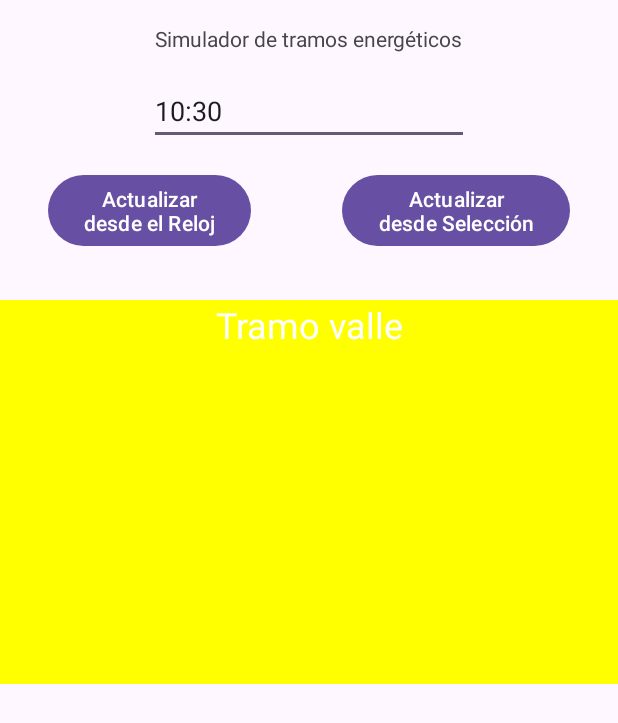
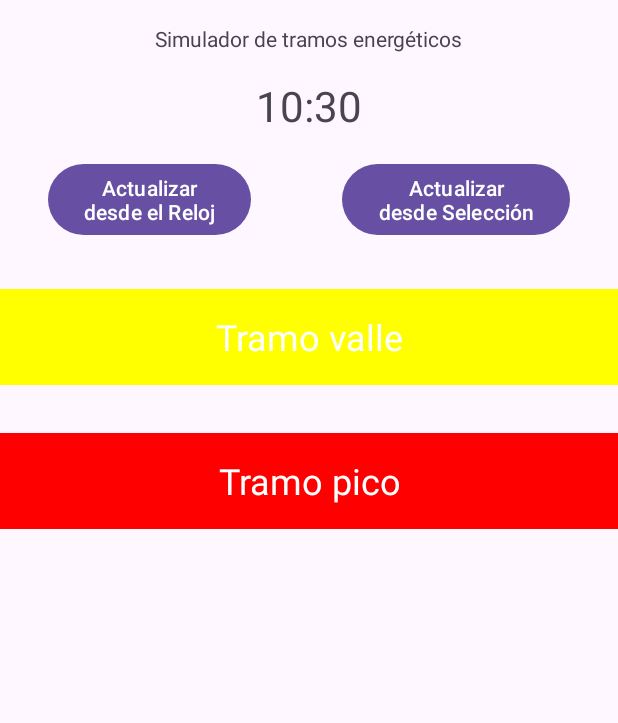
Before and after one commit to resuadam2/TramosLuz, an Android app: the screen it shows after launch (MainActivity), on a phone screen of 412 x 824 dp. Shown: the top 723 px of the screen. Run offline under Robolectric (Android 15) with nearby library versions, the phone set to English and light mode, and no system bars.

Commit message:
adding next tramo and some other stuff

```diff
--- a/app/src/main/java/com/resuadam2/tramosluz/MainActivity.java
+++ b/app/src/main/java/com/resuadam2/tramosluz/MainActivity.java
@@ -7,6 +7,7 @@ import android.os.Bundle;
 import android.widget.Button;
 import android.widget.EditText;
 import android.widget.TextView;
+import android.widget.Toast;
 
 import java.text.SimpleDateFormat;
 import java.util.Calendar;
@@ -23,68 +24,65 @@ public class MainActivity extends AppCompatActivity {
     protected static final int TRAMO3 = 19; // 19 a 23
     protected static final int COLOR_TRAMO3 = Color.RED; // 19 a 23
 
-    EditText etTime;
+    TextView tvTime;
 
     Button updateFromSystem, updateFromText;
 
-    TextView tvTramo;
+    TextView tvTramo, tvTramoNext;
 
     @Override
     protected void onCreate(Bundle savedInstanceState) {
         super.onCreate(savedInstanceState);
         setContentView(R.layout.activity_main);
 
-        etTime = (EditText) findViewById(R.id.etTime);
+        tvTime = (TextView) findViewById(R.id.tvTime);
         updateFromSystem = (Button) findViewById(R.id.updateFromSystem);
         updateFromText = (Button) findViewById(R.id.updateFromEditText);
         tvTramo = (TextView) findViewById(R.id.tvTramo);
-        Calendar calendar = Calendar.getInstance();
-        etTime.setText(new SimpleDateFormat("HH:mm").format(calendar.getTime()));
-        tvTramo.setText(calcularTramo(calendar));
-        tvTramo.setBackgroundColor(calcularColor(calendar));
+        tvTramoNext = (TextView) findViewById(R.id.tvTramoNext);
+
+        updateFromSystem();
 
 
         // TODO setear al edit text la hora actual y al tvTramo el color y el nombre correspondientes
 
-        updateFromText.setOnClickListener(view -> updateFromText(etTime.getText().toString()));
+        updateFromText.setOnClickListener(view -> updateFromText(tvTime.getText().toString()));
         updateFromSystem.setOnClickListener(view -> updateFromSystem());
     }
 
     /**
      * Calcula el tramo en el que se encuentra la hora pasada por parámetro
+     * actualiza el TextView del tramo, su texto y el color de fondo
      * @param instance
-     * @return el tramo en el que se encuentra la hora pasada por parámetro
      */
-    private String calcularTramo(Calendar instance) {
+    private void calcularTramo(Calendar instance) {
         int hora = instance.get(Calendar.HOUR_OF_DAY);
         if (hora >= TRAMO1 && hora < TRAMO2) {
-            return "Tramo llano";
+            tvTramo.setText("Tramo llano");
+            tvTramo.setBackgroundColor(Color.GREEN);
+            tvTramoNext.setText("Tramo valle");
+            tvTramoNext.setBackgroundColor(Color.YELLOW);
         } else if (hora >= TRAMO2 && hora < TRAMO3) {
-            return "Tramo valle";
+            tvTramo.setText("Tramo valle");
+            tvTramo.setBackgroundColor(Color.YELLOW);
+            tvTramoNext.setText("Tramo pico");
+            tvTramoNext.setBackgroundColor(Color.RED);
         } else {
-            return "Tramo punta";
-        }
-    }
-
-    /**
-     * Calcula el color en el que se encuentra la hora pasada por parámetro
-     * @param instance
-     * @return el color en el que se encuentra la hora pasada por parámetro
-     */
-    private int calcularColor(Calendar instance) {
-        int hora = instance.get(Calendar.HOUR_OF_DAY);
-        if (hora >= TRAMO1 && hora < TRAMO2) {
-            return COLOR_TRAMO1;
-        } else if (hora >= TRAMO2 && hora < TRAMO3) {
-            return COLOR_TRAMO2;
-        } else {
-            return COLOR_TRAMO3;
+            tvTramo.setText("Tramo pico");
+            tvTramo.setBackgroundColor(Color.RED);
+            tvTramoNext.setText("Tramo llano");
+            tvTramoNext.setBackgroundColor(Color.GREEN);
         }
     }
 
 
 
     private void updateFromSystem() {
+        Calendar calendar = Calendar.getInstance();
+        Toast.makeText(this, "Hora actual " +
+                new SimpleDateFormat("HH:mm").format(calendar.getTime()), Toast.LENGTH_SHORT).show();
+        tvTime.setText(new SimpleDateFormat("HH:mm").format(calendar.getTime()));
+        calcularTramo(calendar);
     }
 
     private void updateFromText(String toString) {
--- a/app/src/main/res/layout/activity_main.xml
+++ b/app/src/main/res/layout/activity_main.xml
@@ -18,13 +18,15 @@
         app:layout_constraintTop_toTopOf="parent"
         app:layout_constraintVertical_bias="0.0" />
 
-    <EditText
-        android:id="@+id/etTime"
+    <TextView
+        android:id="@+id/tvTime"
         android:layout_width="wrap_content"
         android:layout_height="wrap_content"
         android:layout_marginTop="16dp"
         android:ems="10"
-        android:inputType="time"
+        android:gravity="center_horizontal"
+        android:text="@string/timeExample"
+        android:textSize="28sp"
         app:layout_constraintBottom_toBottomOf="parent"
         app:layout_constraintEnd_toEndOf="parent"
         app:layout_constraintStart_toStartOf="parent"
@@ -42,7 +44,7 @@
         app:layout_constraintEnd_toEndOf="parent"
         app:layout_constraintHorizontal_bias="0.0"
         app:layout_constraintStart_toStartOf="parent"
-        app:layout_constraintTop_toBottomOf="@id/etTime"
+        app:layout_constraintTop_toBottomOf="@id/tvTime"
         app:layout_constraintVertical_bias="0.0" />
 
     <!-- sustituible por un listener en el edit Text -->
@@ -58,7 +60,7 @@
         app:layout_constraintEnd_toEndOf="parent"
         app:layout_constraintHorizontal_bias="1.0"
         app:layout_constraintStart_toEndOf="@id/updateFromSystem"
-        app:layout_constraintTop_toBottomOf="@id/etTime"
+        app:layout_constraintTop_toBottomOf="@id/tvTime"
         app:layout_constraintVertical_bias="0.0" />
 
 
@@ -68,6 +70,7 @@
         android:layout_height="@dimen/tramoHeight"
         android:layout_marginTop="32dp"
         android:background="@color/cardview_dark_background"
+        android:gravity="center_vertical"
         android:text="@string/tramo"
         android:textAlignment="center"
         android:textColor="@color/white"
@@ -77,4 +80,21 @@
         app:layout_constraintStart_toStartOf="parent"
         app:layout_constraintTop_toBottomOf="@id/updateFromSystem"
         app:layout_constraintVertical_bias="0.0" />
+
+    <TextView
+        android:id="@+id/tvTramoNext"
+        android:layout_width="match_parent"
+        android:layout_height="@dimen/tramoHeight"
+        android:layout_marginTop="32dp"
+        android:gravity="center_vertical"
+        android:background="@color/cardview_dark_background"
+        android:text="@string/tramoNext"
+        android:textAlignment="center"
+        android:textColor="@color/white"
+        android:textSize="24sp"
+        app:layout_constraintBottom_toBottomOf="parent"
+        app:layout_constraintEnd_toEndOf="parent"
+        app:layout_constraintStart_toStartOf="parent"
+        app:layout_constraintTop_toBottomOf="@id/tvTramo"
+        app:layout_constraintVertical_bias="0.0" />
 </androidx.constraintlayout.widget.ConstraintLayout>
--- a/app/src/main/res/values/dimens.xml
+++ b/app/src/main/res/values/dimens.xml
@@ -1,4 +1,4 @@
 <?xml version="1.0" encoding="utf-8"?>
 <resources>
-    <dimen name="tramoHeight">256dp</dimen>
+    <dimen name="tramoHeight">64dp</dimen>
 </resources>
--- a/app/src/main/res/values/strings.xml
+++ b/app/src/main/res/values/strings.xml
@@ -4,4 +4,6 @@
     <string name="tramo">Tramo por defecto</string>
     <string name="updateFromSystem">Actualizar\ndesde el Reloj</string>
     <string name="updateFromEditText">Actualizar\ndesde Selección</string>
+    <string name="tramoNext">Siguiente tramo</string>
+    <string name="timeExample">00:00</string>
 </resources>
```
